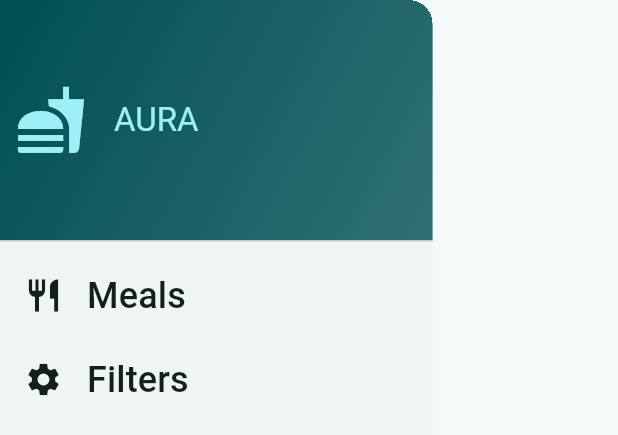
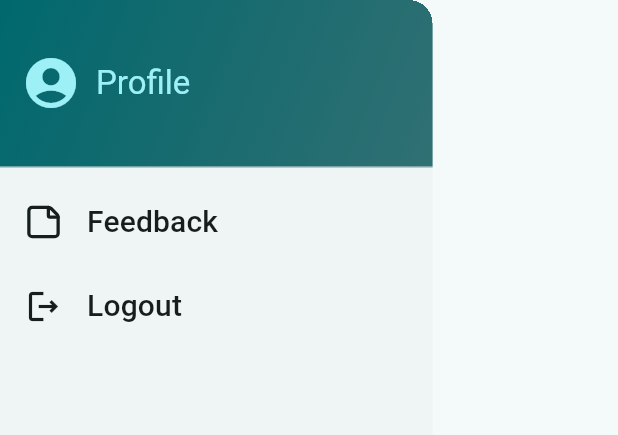
Before and after one commit to shshaheen/Aura, a Flutter app: the MainDrawer widget shown alone on an empty page, opened directly, on a phone screen of 412 x 824 dp. Shown: the top 435 px of the screen. Run offline on Flutter 3.47's test engine with Material 3 defaults, Android fonts, the phone set to English and light mode, and no system bars; our stand-ins replace cloud_firestore, firebase_auth, firebase_core, flutter_dotenv, flutter_map, geolocator and 4 more; missing offline and left inert: cloudinary_public; accounts and stored records are empty.

Commit message:
Update UI

```diff
--- a/lib/main.dart
+++ b/lib/main.dart
@@ -1,4 +1,4 @@
-import 'package:aura/widgets/homepage.dart';
+import 'package:aura/screens/homepage.dart';
 import 'package:firebase_auth/firebase_auth.dart';
 import 'package:flutter/material.dart';
 import 'package:firebase_core/firebase_core.dart';
--- a/lib/screens/otp_screen.dart
+++ b/lib/screens/otp_screen.dart
@@ -1,7 +1,7 @@
 import 'package:firebase_auth/firebase_auth.dart';
 import 'package:flutter/material.dart';
 import 'package:aura/screens/profile_screen.dart';
-import 'package:aura/widgets/homepage.dart';
+import 'package:aura/screens/homepage.dart';
 
 class OTPScreen extends StatefulWidget {
 
--- a/lib/screens/profile_screen.dart
+++ b/lib/screens/profile_screen.dart
@@ -4,7 +4,7 @@ import 'package:flutter/material.dart';
 import 'package:image_picker/image_picker.dart';
 import 'package:firebase_auth/firebase_auth.dart';
 import 'package:cloudinary_public/cloudinary_public.dart';
-import 'package:aura/widgets/homepage.dart';
+import 'package:aura/screens/homepage.dart';
 
 class CompleteProfileScreen extends StatefulWidget {
   const CompleteProfileScreen({super.key});
--- a/lib/widgets/main_drawer.dart
+++ b/lib/widgets/main_drawer.dart
@@ -1,5 +1,7 @@
+import 'package:aura/screens/profile_screen.dart';
 import 'package:flutter/material.dart';
-
+import 'package:lucide_icons/lucide_icons.dart';
+import 'package:aura/screens/phone_screen.dart';
 class MainDrawer extends StatelessWidget {
   const MainDrawer({super.key});
   // final void Function(String identifier) onSelectScreen;
@@ -10,12 +12,14 @@ class MainDrawer extends StatelessWidget {
       child: Drawer(
         child: Column(
           children: [
-            DrawerHeader(
+            SizedBox(
+              height: 120,
+              child: DrawerHeader(
                 padding: const EdgeInsets.all(10),
                 decoration: BoxDecoration(
                   gradient: LinearGradient(
                     colors: [
-                    Theme.of(context).colorScheme.onPrimaryContainer,
+                      Theme.of(context).colorScheme.primary,
                       Theme.of(context).colorScheme.onPrimaryContainer.withAlpha((0.8*255).toInt(),
                       ),
                       ],
@@ -23,48 +27,60 @@ class MainDrawer extends StatelessWidget {
                       end: Alignment.bottomRight,
                   ),
                       ),
+                  child: InkWell(
+                  onTap: () {
+                    // print("Navigate to Profile Page");
+                    Navigator.push(context, MaterialPageRoute(builder: (context) => CompleteProfileScreen()));
+                  },
+                  borderRadius: BorderRadius.circular(12), // Smooth ripple effect
+                  child: Padding(
+                    padding: const EdgeInsets.symmetric(vertical: 8.0, horizontal: 4.0), // Better touch area
                     child: Row(
                       children: [
                         Icon(
-                      Icons.fastfood,
-                      size: 48,
+                          Icons.account_circle,
+                          size: 40,
                           color: Theme.of(context).colorScheme.primaryContainer,
                         ),
-                    const SizedBox(width: 18,),
+                        const SizedBox(width: 10),
                         Text(
-                      "AURA",
+                          "Profile",
                           style: Theme.of(context).textTheme.titleLarge!.copyWith(
-                      color: Theme.of(context).colorScheme.primaryContainer
-                    ),)
-
+                                color: Theme.of(context).colorScheme.primaryContainer,
+                              ),
+                        ),
                       ],
-                ), ),
+                    ),
+                  ),
+                ),
+                ),
+            ),
                 ListTile(
                   leading: Icon(
-                    Icons.restaurant,
+                    LucideIcons.stickyNote,
                     size: 26,
                     color: Theme.of(context).colorScheme.onSurface,
                     ),
                   title: Text(
-                    'Meals',
+                    'Feedback',
                     style: Theme.of(context).textTheme.titleSmall!.copyWith(
                           color: Theme.of(context).colorScheme.onSurface,
-                          fontSize: 24,
+                          fontSize: 20,
                   ),
                   ),
                   onTap: (){
                   },
                 ),
                 ListTile(
-                  leading: Icon(Icons.settings,
+                  leading: Icon(Icons.logout_outlined,
                   size: 26,
                   color: Theme.of(context).colorScheme.onSurface,
                   ),
                   title: Text(
-                    'Filters',
+                    'Logout',
                     style: Theme.of(context).textTheme.titleSmall!.copyWith(
                           color: Theme.of(context).colorScheme.onSurface,
-                          fontSize: 24,
+                          fontSize: 20,
                   ),
                   ),
                   onTap: (){
```
Also changed, not shown: lib/screens/homepage.dart (renamed from lib/widgets/homepage.dart, +94 -121 lines), lib/screens/Tabs/fake_call.dart (added), lib/screens/Tabs/helpline.dart (added). Lines whose indentation alone changed are shown as unchanged.
